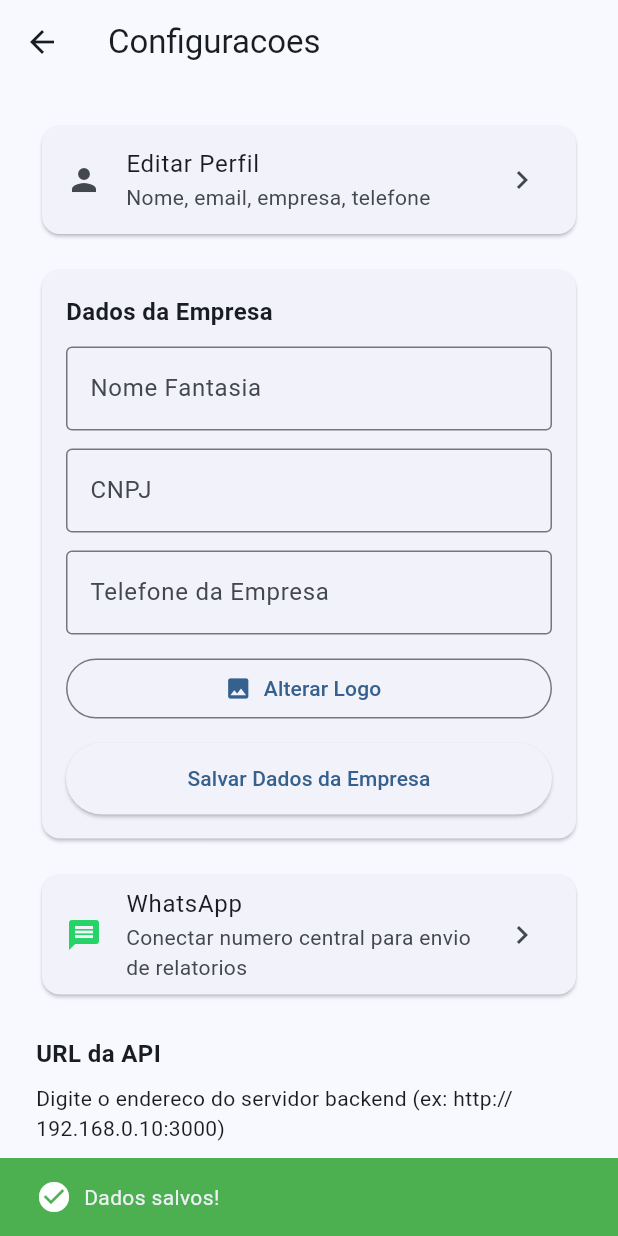
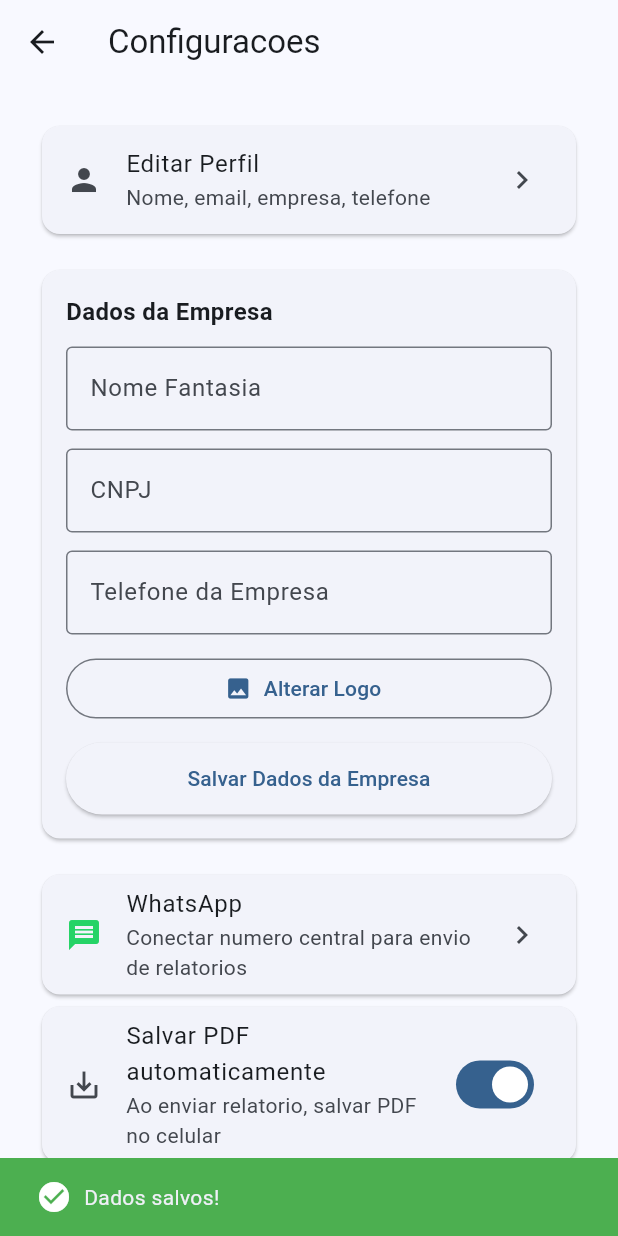
Before and after one commit to opencode-marcio/desentupidora-api, a Flutter app: the SettingsScreen screen opened directly, after a tap on "Salvar Dados da Empresa", on a phone screen of 412 x 824 dp. Run offline on Flutter 3.47's test engine with Material 3 defaults, Android fonts, the phone set to English and light mode, and no system bars; our stand-ins replace geolocator, image_picker, shared_preferences; accounts and stored records are empty; network calls fail.

Commit message:
Toggle salvar PDF nas configuracoes, remove botao Baixar PDF

```diff
--- a/mobile/lib/src/screens/settings_screen.dart
+++ b/mobile/lib/src/screens/settings_screen.dart
@@ -1,6 +1,7 @@
 import 'dart:io';
 import 'package:flutter/material.dart';
 import 'package:image_picker/image_picker.dart';
+import 'package:shared_preferences/shared_preferences.dart';
 import '../services/api_config.dart';
 import '../services/api_service.dart';
 import 'edit_profile_screen.dart';
@@ -21,6 +22,7 @@ class _SettingsScreenState extends State<SettingsScreen> {
   bool _loading = true;
   bool _uploading = false;
   bool _savingComp = false;
+  bool _autoSavePdf = true;
   Map<String, dynamic>? _company;
   Map<String, dynamic>? _user;
 
@@ -35,6 +37,9 @@ class _SettingsScreenState extends State<SettingsScreen> {
   }
 
   Future<void> _load() async {
+    final prefs = await SharedPreferences.getInstance();
+    _autoSavePdf = prefs.getBool('auto_save_pdf') ?? true;
+
     final url = await ApiConfig.getBaseUrl();
     _urlCtrl.text = url;
     try {
@@ -227,6 +232,19 @@ class _SettingsScreenState extends State<SettingsScreen> {
                     ),
                   ),
                 ),
+                Card(
+                  child: SwitchListTile(
+                    secondary: const Icon(Icons.save_alt),
+                    title: const Text('Salvar PDF automaticamente'),
+                    subtitle: const Text('Ao enviar relatorio, salvar PDF no celular'),
+                    value: _autoSavePdf,
+                    onChanged: (v) async {
+                      final prefs = await SharedPreferences.getInstance();
+                      await prefs.setBool('auto_save_pdf', v);
+                      setState(() => _autoSavePdf = v);
+                    },
+                  ),
+                ),
                 const SizedBox(height: 24),
                 const Text('URL da API', style: TextStyle(fontSize: 16, fontWeight: FontWeight.bold)),
                 const SizedBox(height: 8),
```
Also changed, not shown: mobile/lib/src/screens/order_detail_screen.dart (+5 -23 lines).
